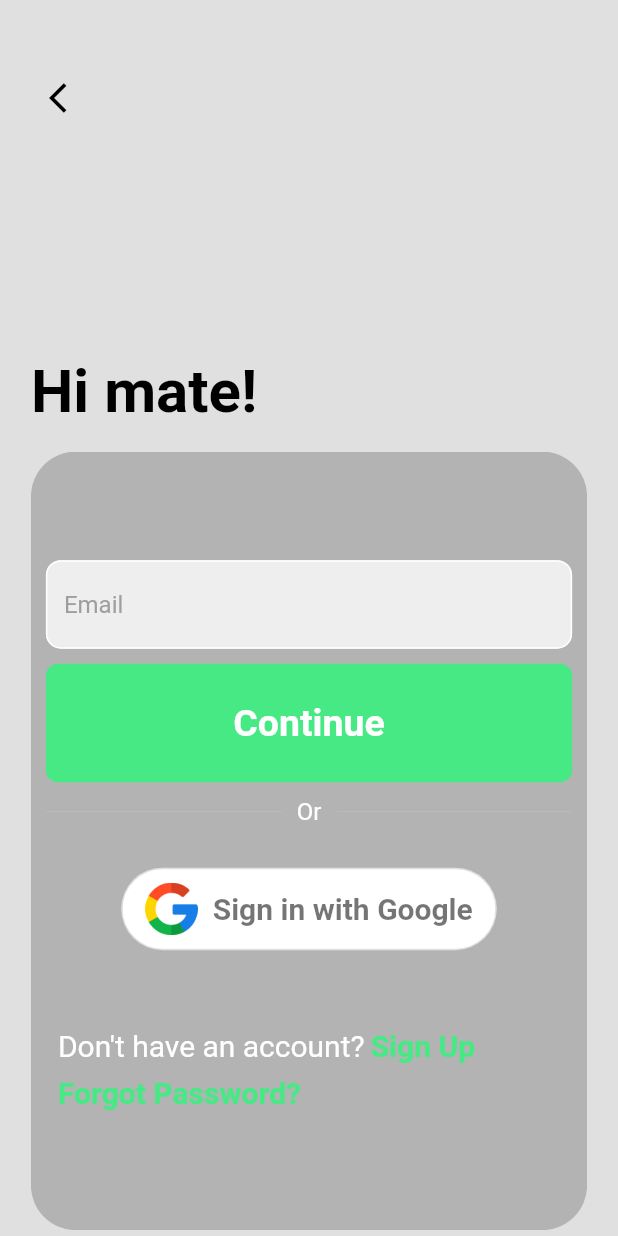
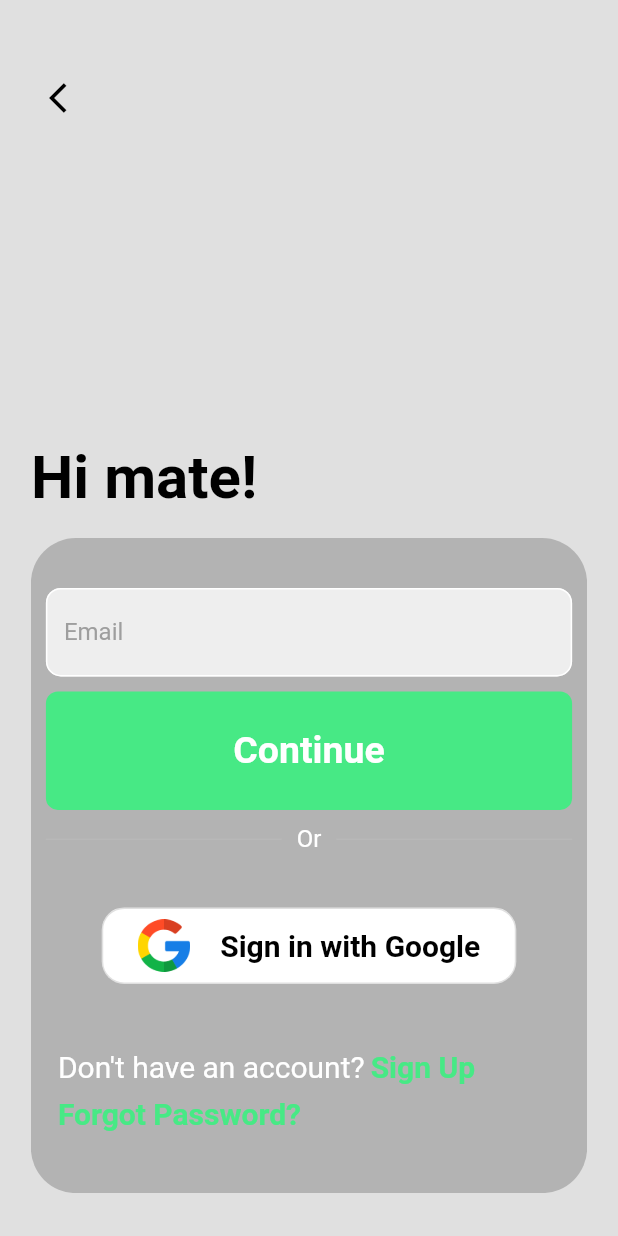
Before and after one commit to Jeyakaran-tech/hey_mate, a Flutter app: the screen it shows after launch, on a phone screen of 412 x 824 dp. Run offline on Flutter 3.47's test engine with Material 2 defaults, Android fonts, the light colour scheme and no system bars; our stand-ins replace firebase_auth, firebase_core, google_sign_in; accounts and stored records are empty.

Commit message:
formatted design

```diff
--- a/lib/pages/welcome.dart
+++ b/lib/pages/welcome.dart
@@ -49,7 +49,7 @@ class WelcomePage extends StatelessWidget {
                     color: Color.fromARGB(255, 0, 0, 0),
                     onPressed: () {},
                   ),
-                  SizedBox(height: MediaQuery.of(context).size.height * 0.18),
+                  SizedBox(height: MediaQuery.of(context).size.height * 0.25),
                   const Text("Hi mate!",
                       style: TextStyle(
                           color: Color.fromARGB(255, 0, 0, 0),
@@ -67,7 +67,7 @@ class WelcomePage extends StatelessWidget {
                           borderRadius: BorderRadius.all(Radius.circular(30))
                         ),
                         width: MediaQuery.of(context).size.width * 0.9,
-                        height: MediaQuery.of(context).size.height * 0.63,
+                        height: MediaQuery.of(context).size.height * 0.53,
                         child: Form(
                           key: _formKey,
                           child: Center(
--- a/lib/widgets/google_sign_in_button.dart
+++ b/lib/widgets/google_sign_in_button.dart
@@ -14,7 +14,7 @@ class _GoogleSignInButtonState extends State<GoogleSignInButton> {
   @override
   Widget build(BuildContext context) {
     return Padding(
-      padding: const EdgeInsets.only(bottom: 16.0),
+      padding: const EdgeInsets.all(8.0),
       child: _isSigningIn
           ? CircularProgressIndicator(
               valueColor: AlwaysStoppedAnimation<Color>(Colors.white),
@@ -24,7 +24,7 @@ class _GoogleSignInButtonState extends State<GoogleSignInButton> {
                 backgroundColor: MaterialStateProperty.all(Colors.white),
                 shape: MaterialStateProperty.all(
                   RoundedRectangleBorder(
-                    borderRadius: BorderRadius.circular(40),
+                    borderRadius: BorderRadius.circular(15),
                   ),
                 ),
               ),
@@ -48,7 +48,7 @@ class _GoogleSignInButtonState extends State<GoogleSignInButton> {
                 }
               },
               child: Padding(
-                padding: const EdgeInsets.fromLTRB(0, 10, 0, 10),
+                padding: const EdgeInsets.all(8.0),
                 child: Row(
                   mainAxisSize: MainAxisSize.min,
                   mainAxisAlignment: MainAxisAlignment.center,
@@ -58,12 +58,12 @@ class _GoogleSignInButtonState extends State<GoogleSignInButton> {
                       height: 35.0,
                     ),
                     Padding(
-                      padding: const EdgeInsets.only(left: 10),
+                      padding: const EdgeInsets.only(left: 20),
                       child: Text(
                         'Sign in with Google',
                         style: TextStyle(
                           fontSize: 20,
-                          color: Colors.black54,
+                          color: Color.fromARGB(255, 0, 0, 0),
                           fontWeight: FontWeight.w600,
                         ),
                       ),
```
Lines whose indentation alone changed are shown as unchanged.
